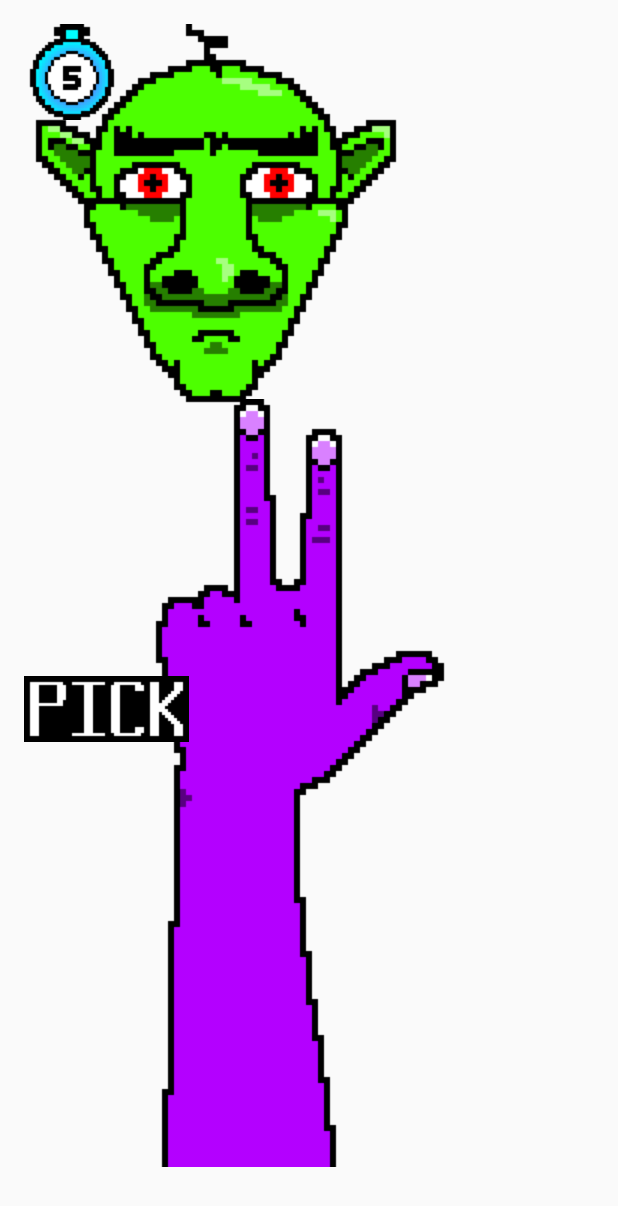
After one commit to SpookySkelemen/Mikrospiele, an Android app: the NoseActivity screen opened directly, with no data from a screen before it, on a phone screen of 412 x 824 dp. The commit adds this screen. Shown: the top 1206 px of the screen. Run offline under Robolectric (Android 15) with nearby library versions, the phone set to English and light mode, and no system bars; 5 statements that could not run were skipped.

Commit message:
Added pick activity and some code, still needs work though.

```diff
--- a/app/src/main/AndroidManifest.xml
+++ b/app/src/main/AndroidManifest.xml
@@ -18,7 +18,8 @@
         <activity android:name=".MainActivity" />
         <activity android:name=".HelpActivity" />
         <activity android:name=".TransitionActivity" />
-        <activity android:name=".ChiselActivity"></activity>
+        <activity android:name=".ChiselActivity" />
+        <activity android:name=".NoseActivity"></activity>
     </application>
 
 </manifest>
--- a/app/src/main/java/com/willbergs/mikrospiele/ChiselActivity.java
+++ b/app/src/main/java/com/willbergs/mikrospiele/ChiselActivity.java
@@ -13,12 +13,12 @@ import static com.willbergs.mikrospiele.R.id.imgTimer;
 public class ChiselActivity extends Activity {
 
     private int progress = 0;
+    private final ImageView timer = (ImageView) (findViewById(imgTimer));
 
     @Override
     protected void onCreate(Bundle savedInstanceState) {
         super.onCreate(savedInstanceState);
         setContentView(R.layout.activity_chisel);
-        final ImageView timer = (ImageView) (findViewById(imgTimer));
         Thread myThread = new Thread() {
             @Override
             public void run() {
--- /dev/null
+++ b/app/src/main/java/com/willbergs/mikrospiele/NoseActivity.java
@@ -0,0 +1,99 @@
+package com.willbergs.mikrospiele;
+
+import android.app.Activity;
+import android.content.Intent;
+import android.os.Bundle;
+import android.widget.ImageView;
+
+public class NoseActivity extends Activity {
+
+    private final ImageView timer = (ImageView) (findViewById(R.id.imgTimer));
+    private boolean winState = false;
+    private ImageView arm = (ImageView) (findViewById(R.id.imgArm));
+    private float xPos = 0;
+    private float yPos = 250;
+    private Thread timerThread = new Thread() {
+        @Override
+        public void run() {
+            try {
+                sleep(1000);
+                timer.setImageResource(R.drawable.timer4);
+                sleep(1000);
+                timer.setImageResource(R.drawable.timer3);
+                sleep(1000);
+                timer.setImageResource(R.drawable.timer2);
+                sleep(1000);
+                timer.setImageResource(R.drawable.timer1);
+                end();
+            } catch (InterruptedException e) {
+                e.printStackTrace();
+            }
+        }
+    };
+
+    private Thread noseThread = new Thread() {
+        @Override
+        public void run() {
+            for (int x = 0; x < 5; x++) {
+                try {
+                    sleep(1000 / 30);
+                } catch (InterruptedException e) {
+                    e.printStackTrace();
+                }
+
+                if (arm.getX() < 104) {
+                    xPos = xPos + 2;
+                    arm.setX(xPos);
+                } else {
+                    xPos = xPos - 2;
+                    arm.setX(xPos);
+                }
+            }
+        }
+    };
+
+    private Thread armThread = new Thread() {
+        @Override
+        public void run() {
+            for (int x = 0 ; x < 22 ; x++){
+                try {
+                    sleep(1000/30);
+                } catch (InterruptedException e) {
+                    e.printStackTrace();
+                }
+                yPos = yPos + 5;
+            }
+        }
+    };
+
+    @Override
+    protected void onCreate(Bundle savedInstanceState) {
+        super.onCreate(savedInstanceState);
+        setContentView(R.layout.activity_nose);
+
+        timerThread.start();
+        noseThread.start();
+    }
+
+
+    protected void pick (){
+        noseThread.destroy();
+        armThread.start();
+        // disable button
+        if (xPos <= 46 && xPos >= 50){
+            winState = true;
+        }
+        else{
+            winState = false;
+        }
+    }
+
+
+    private void end() {
+        if (winState == false) {
+            TransitionActivity.lives = TransitionActivity.lives - 1;
+        }
+        Intent myIntent = new Intent(getApplicationContext(), TransitionActivity.class);
+        startActivity(myIntent);
+    }
+}
--- /dev/null
+++ b/app/src/main/res/layout/activity_nose.xml
@@ -0,0 +1,47 @@
+<?xml version="1.0" encoding="utf-8"?>
+<AbsoluteLayout xmlns:android="http://schemas.android.com/apk/res/android"
+    xmlns:tools="http://schemas.android.com/tools"
+    android:id="@+id/activity_nose"
+    android:layout_width="match_parent"
+    android:layout_height="match_parent"
+    android:paddingBottom="0dp"
+    android:paddingLeft="@dimen/activity_horizontal_margin"
+    android:paddingRight="@dimen/activity_horizontal_margin"
+    android:paddingTop="@dimen/activity_vertical_margin"
+    tools:context="com.willbergs.mikrospiele.NoseActivity">
+
+    <ImageView
+        android:id="@+id/imgTimer"
+        android:src="@drawable/timer5"
+        android:layout_width="wrap_content"
+        android:layout_height="wrap_content"
+        android:layout_x="0dp"
+        android:layout_y="0dp"/>
+
+    <ImageView
+        android:id="@+id/imgNose"
+        android:layout_width="wrap_content"
+        android:layout_height="wrap_content"
+        android:layout_x="0dp"
+        android:layout_y="0dp"
+        android:src="@drawable/nose"/>
+
+    <ImageView
+        android:id="@+id/imgArm"
+        android:layout_width="wrap_content"
+        android:layout_height="wrap_content"
+        android:layout_x="48dp"
+        android:layout_y="250dp"
+        android:src="@drawable/arm"/>
+
+    <ImageButton
+        android:id="@+id/btnPick"
+        android:layout_width="wrap_content"
+        android:layout_height="wrap_content"
+        android:layout_x="0dp"
+        android:layout_y="435dp"
+        android:src="@drawable/pickbtn"
+        android:background="@null"
+        android:onClick="pick"/>
+
+</AbsoluteLayout>
```
Also changed, not shown: app/src/main/java/com/willbergs/mikrospiele/TransitionActivity.java (+3 -6 lines), app/src/main/res/drawable/arm.png (added), app/src/main/res/drawable/nose.png (added), app/src/main/res/drawable/nose2.png (added), app/src/main/res/drawable/pickbtn.png (added).
